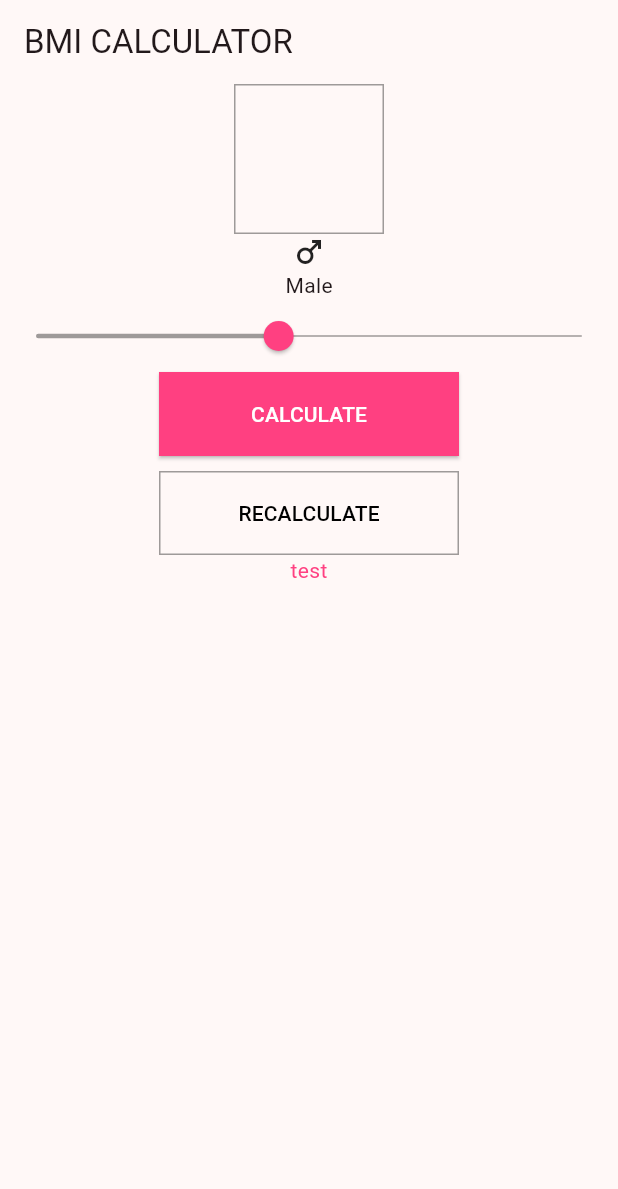
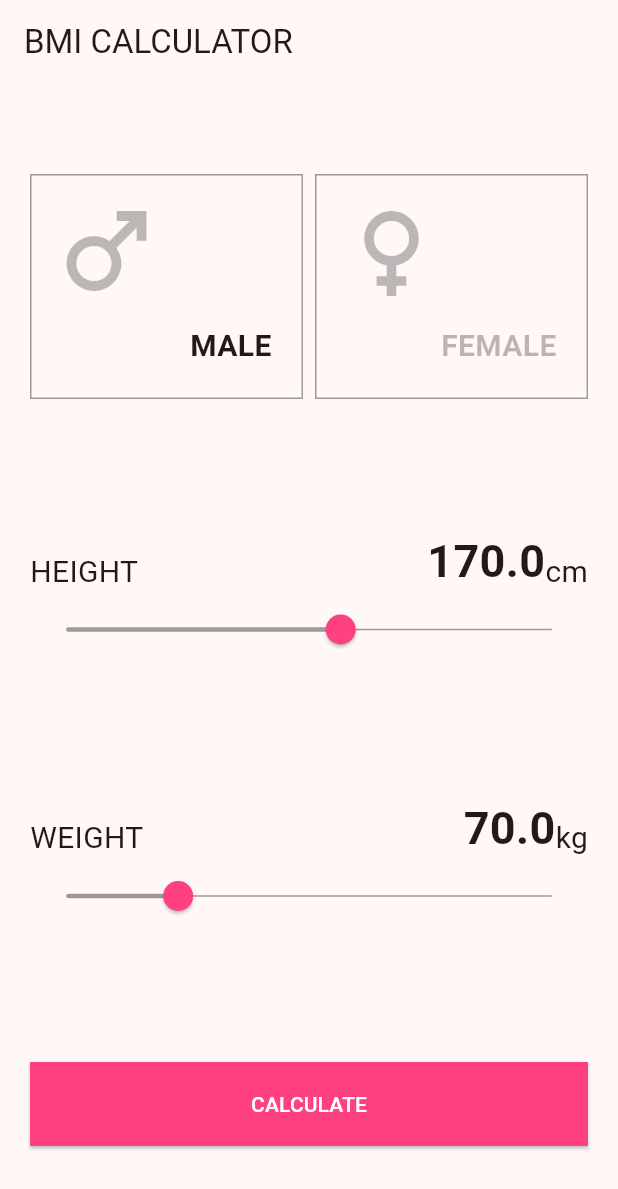
Before and after one commit to gimjh1120/flutter_bmi_app, a Flutter app: the screen it shows after launch, on a phone screen of 412 x 824 dp. Shown: the top 1189 px of the screen. Run offline on Flutter 3.47's test engine with Material 3 defaults, Android fonts, the phone set to English and light mode, and no system bars.

Commit message:
add: homepage widget

```diff
--- a/lib/pages/home/home_page.dart
+++ b/lib/pages/home/home_page.dart
@@ -1,4 +1,6 @@
 import 'package:flutter/material.dart';
+import 'package:flutter_bmi_app/pages/home/widgets/gender_box.dart';
+import 'package:flutter_bmi_app/pages/home/widgets/slider_box.dart';
 
 class Homepage extends StatelessWidget {
   @override
@@ -7,49 +9,29 @@ class Homepage extends StatelessWidget {
       appBar: AppBar(
         title: Text('BMI CALCULATOR'),
       ),
-      body: Column(
+      body: Padding(
+        padding: const EdgeInsets.symmetric(
+          horizontal: 20,
+          vertical: 60,
+        ),
+        child: Column(
           children: [
-          Container(
-            width: 100,
-            height: 100,
-            decoration: BoxDecoration(
-              border: Border.all(color: Theme.of(context).dividerColor),
-            ),
-          ),
-          Icon(Icons.male),
-          Text('Male'),
-          Slider(
-            value: 50,
-            onChanged: (v) {},
-            min: 10,
-            max: 100,
-          ),
+            GenderBox(),
+            Spacer(),
+            SliderBox(label: 'HEIGHT', unit: 'cm', value: 170),
+            Spacer(),
+            SliderBox(label: 'WEIGHT', unit: 'kg', value: 70),
+            Spacer(),
             SizedBox(
-            width: 200,
+              width: double.infinity,
               height: 56,
               child: ElevatedButton(
                 onPressed: () {},
                 child: Text('CALCULATE'),
               ),
             ),
-          SizedBox(
-            height: 10,
+          ],
         ),
-          SizedBox(
-            width: 200,
-            height: 56,
-            child: OutlinedButton(
-              onPressed: () {},
-              child: Text('RECALCULATE'),
-            ),
-          ),
-          Text(
-            'test',
-            style: TextStyle(
-              color: Theme.of(context).highlightColor,
-            ),
-          ),
-        ],
       ),
     );
   }
--- /dev/null
+++ b/lib/pages/home/widgets/gender_box.dart
@@ -0,0 +1,62 @@
+import 'package:flutter/material.dart';
+
+class GenderBox extends StatelessWidget {
+  @override
+  Widget build(BuildContext context) {
+    // TODO: implement build
+    return Row(
+      children: [
+        gender(context, Icons.male, 'MALE', true),
+        SizedBox(width: 8),
+        gender(context, Icons.female, 'FEMALE', false),
+      ],
+    );
+  }
+
+  Widget gender(
+    BuildContext context,
+    IconData icon,
+    String text,
+    bool selected,
+  ) {
+    return Expanded(
+      child: Container(
+        height: 150,
+        decoration: BoxDecoration(
+          border: Border.all(
+            color: Theme.of(context).dividerColor,
+          ),
+        ),
+        child: Stack(
+          children: [
+            Positioned(
+              top: 10,
+              left: 10,
+              child: Opacity(
+                opacity: 0.3,
+                child: Icon(
+                  icon,
+                  size: 80,
+                ),
+              ),
+            ),
+            Positioned(
+              right: 20,
+              bottom: 20,
+              child: Opacity(
+                opacity: selected ? 1 : 0.3,
+                child: Text(
+                  text,
+                  style: TextStyle(
+                    fontSize: 20,
+                    fontWeight: FontWeight.bold,
+                  ),
+                ),
+              ),
+            ),
+          ],
+        ),
+      ),
+    );
+  }
+}
--- /dev/null
+++ b/lib/pages/home/widgets/slider_box.dart
@@ -0,0 +1,36 @@
+import 'package:flutter/material.dart';
+
+class SliderBox extends StatelessWidget {
+  SliderBox({required this.label, required this.unit, required this.value});
+  String label;
+  double value;
+  String unit;
+
+  @override
+  Widget build(BuildContext context) {
+    // TODO: implement build
+    return Column(
+      children: [
+        Row(
+          crossAxisAlignment: CrossAxisAlignment.end,
+          children: [
+            Text(label, style: TextStyle(fontSize: 20)),
+            Spacer(),
+            Text(value.toStringAsFixed(1),
+                style: TextStyle(
+                  fontSize: 30,
+                  fontWeight: FontWeight.bold,
+                )),
+            Text(unit, style: TextStyle(fontSize: 20)),
+          ],
+        ),
+        Slider(
+          value: value,
+          onChanged: (v) {},
+          min: 1,
+          max: 300,
+        )
+      ],
+    );
+  }
+}
```
Lines whose indentation alone changed are shown as unchanged.
